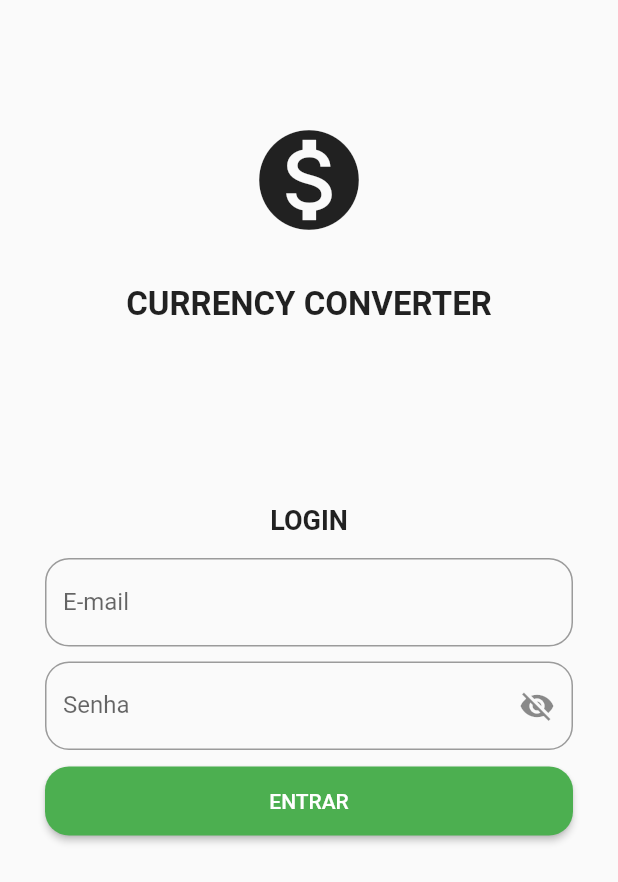
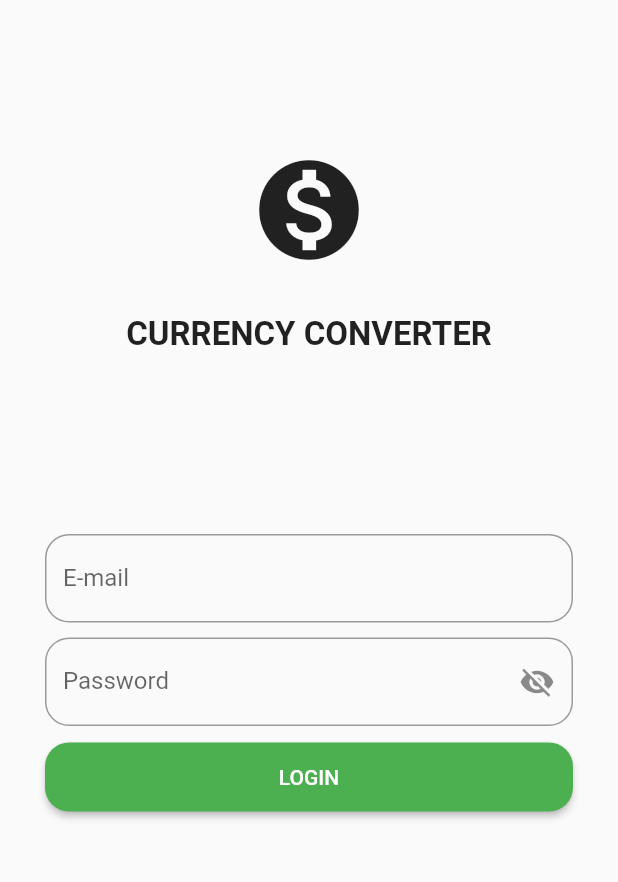
Before and after one commit to joao217x/currency_converter, a Flutter app: the LoginScreen screen opened directly, on a phone screen of 412 x 824 dp. Shown: the top 882 px of the screen. Run offline on Flutter 3.47's test engine with Material 2 defaults, Android fonts, the phone set to English and light mode, and no system bars; our stand-ins replace another_flushbar, firebase_auth, firebase_core, flutter_keyboard_visibility, flutter_mobx, mask_text_input_formatter and 2 more; accounts and stored records are empty; generated files the repository leaves out were written again.

Commit message:
alterado de pt-br para ingles

```diff
--- a/lib/features/login/controllers/errors/errors_controller.dart
+++ b/lib/features/login/controllers/errors/errors_controller.dart
@@ -5,7 +5,6 @@ import 'package:flutter/material.dart';
 
 class ErrorsController {
   static Future errorSnackbar(e, BuildContext context) async {
-    // print("Exception: $e");
     try {
       throw e;
     } on FirebaseAuthException catch (e) {
--- a/lib/features/login/view/login_screen.dart
+++ b/lib/features/login/view/login_screen.dart
@@ -28,11 +28,9 @@ class LoginScreen extends StatelessWidget {
                 padding: const EdgeInsets.symmetric(horizontal: 30),
                 child: Column(
                   children: [
-                    const SizedBox(height: 80),
+                    const SizedBox(height: 100),
                     _appIconAndName(),
                     const SizedBox(height: 120),
-                    _logInLabel(context),
-                    const SizedBox(height: 15),
                     _emailField(context),
                     const SizedBox(height: 10),
                     _passwordField(context),
@@ -64,13 +62,6 @@ class LoginScreen extends StatelessWidget {
     );
   }
 
-  Widget _logInLabel(context) {
-    return const Text(
-      'LOGIN',
-      style: TextStyle(fontSize: 18, fontWeight: FontWeight.bold),
-    );
-  }
-
   Widget _emailField(context) {
     final loginStore = Provider.of<LoginStore>(context, listen: false);
 
@@ -90,7 +81,7 @@ class LoginScreen extends StatelessWidget {
       onChanged: (String value) {
         loginStore.setPassword(value);
       },
-      labelText: 'Senha',
+      labelText: 'Password',
       obscureText: loginStore.isHidden,
       suffixIcon: IconButton(
         onPressed: loginStore.togglePasswordVisibility,
@@ -111,7 +102,7 @@ class LoginScreen extends StatelessWidget {
           child: ElevatedButtonWidget(
             child: loginStore.isLoading == true
                 ? LoadingWidget.loading
-                : const Text("ENTRAR"),
+                : const Text("LOGIN"),
             onPressed: () async {
               loginStore.setIsLoading(true);
               try {
```
Also changed, not shown: lib/currency_converter.dart (+6 -3 lines), lib/features/home/views/home_screen.dart (+10 -9 lines).
